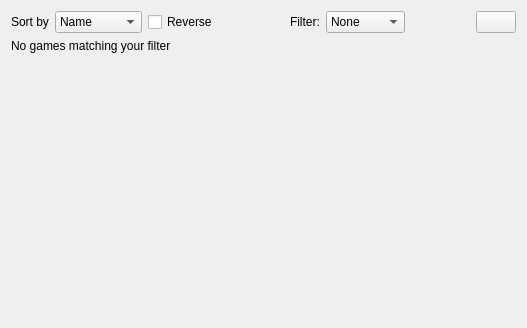
Above: rare/ui/components/tabs/store/wishlist.ui from RareDevs/Rare before the change. Below: the same form after it.
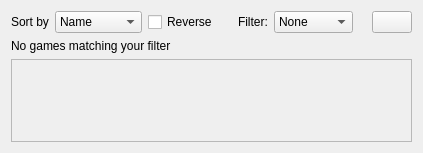
That is the form after the change.

Diff of the .ui file:
```diff
--- a/rare/ui/components/tabs/store/wishlist.ui
+++ b/rare/ui/components/tabs/store/wishlist.ui
@@ -6,8 +6,8 @@
    <rect>
     <x>0</x>
     <y>0</y>
-    <width>527</width>
-    <height>328</height>
+    <width>423</width>
+    <height>153</height>
    </rect>
   </property>
   <property name="windowTitle">
@@ -67,8 +67,8 @@
        </property>
        <property name="sizeHint" stdset="0">
         <size>
-         <width>40</width>
-         <height>20</height>
+         <width>0</width>
+         <height>0</height>
         </size>
        </property>
       </spacer>
@@ -101,8 +101,8 @@
        </property>
        <property name="sizeHint" stdset="0">
         <size>
-         <width>40</width>
-         <height>20</height>
+         <width>0</width>
+         <height>0</height>
         </size>
        </property>
       </spacer>
@@ -133,17 +133,21 @@
     </widget>
    </item>
    <item>
-    <spacer name="verticalSpacer">
-     <property name="orientation">
-      <enum>Qt::Vertical</enum>
+    <widget class="QScrollArea" name="list_scrollarea">
+     <property name="widgetResizable">
+      <bool>true</bool>
      </property>
-     <property name="sizeHint" stdset="0">
-      <size>
-       <width>379</width>
-       <height>218</height>
-      </size>
-     </property>
-    </spacer>
+     <widget class="QWidget" name="list_container">
+      <property name="geometry">
+       <rect>
+        <x>0</x>
+        <y>0</y>
+        <width>407</width>
+        <height>83</height>
+       </rect>
+      </property>
+     </widget>
+    </widget>
    </item>
   </layout>
  </widget>
```
Left out of the diff: 9 changed lines with no effect on the pictures.
